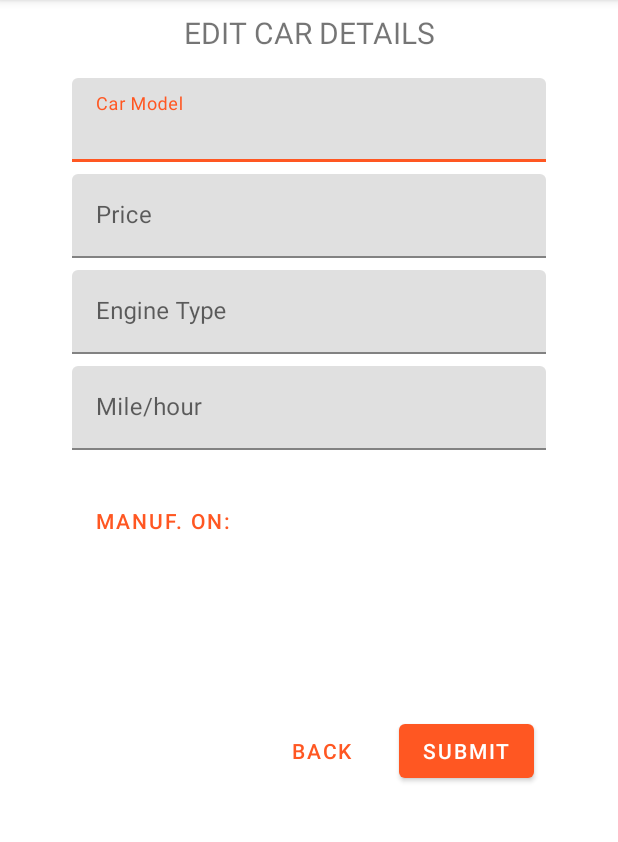
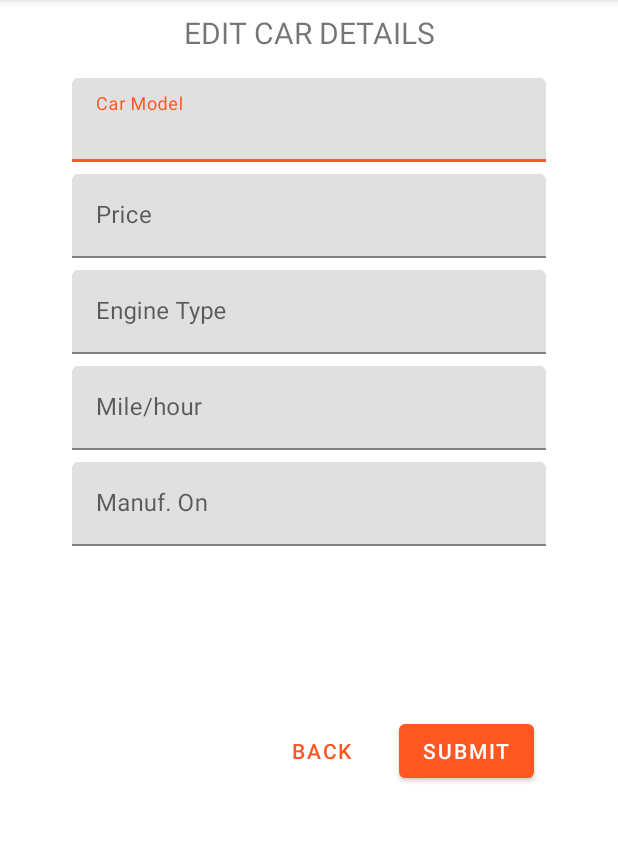
Before and after one commit to bethelhall/auto-manager, an Android app: the fragment EditCarFragment shown on its own in the app's theme, on a phone screen of 412 x 824 dp, the part 84-926 px from its top. Run offline under Robolectric (Android 15) with nearby library versions, the phone set to English and light mode, and no system bars; our stand-ins replace data binding; libraries missing offline, so code that uses them is left out: com.jakewharton.retrofit2, data.local; 5 statements that could not run were skipped.

Commit message:
Editing improved

```diff
--- a/app/src/main/java/data/remote/ServiceBuilder.kt
+++ b/app/src/main/java/data/remote/ServiceBuilder.kt
@@ -3,18 +3,17 @@ package data.remote
 
 import com.jakewharton.retrofit2.adapter.kotlin.coroutines.CoroutineCallAdapterFactory
 import retrofit2.Retrofit
-import retrofit2.adapter.rxjava2.RxJava2CallAdapterFactory
 import retrofit2.converter.gson.GsonConverterFactory
 
 class ServiceBuilder {
 
     companion object {
         private val retrofit = Retrofit.Builder()
-
-            .baseUrl("http://10.5.231.11:8080/")
+            .baseUrl("http://192.168.0.105:8080/")
             .addConverterFactory(GsonConverterFactory.create())
             .addCallAdapterFactory(CoroutineCallAdapterFactory())
             .build()
+
         fun <S> buildService(serviceType: Class<S>): S {
             return retrofit.create(serviceType)
         }
--- a/app/src/main/res/layout/activity_main.xml
+++ b/app/src/main/res/layout/activity_main.xml
@@ -32,7 +32,7 @@
         android:layout_width="0dp"
         android:layout_height="61dp"
         android:layout_gravity="bottom"
-        app:itemIconTint="@android:color/white"
+        app:itemIconTint="#E64A19"
         app:itemTextColor="@android:color/white"
         app:layout_constraintBottom_toBottomOf="parent"
         app:layout_constraintEnd_toEndOf="parent"
--- a/app/src/main/res/layout/fragment_edit_car.xml
+++ b/app/src/main/res/layout/fragment_edit_car.xml
@@ -115,40 +115,6 @@
         </com.google.android.material.textfield.TextInputLayout>
 
 
-        <com.google.android.material.button.MaterialButton
-            android:id="@+id/pickdateEdit_btn"
-            style="@style/Widget.MaterialComponents.Button.TextButton"
-            android:layout_width="wrap_content"
-            android:layout_height="wrap_content"
-            android:layout_marginStart="16dp"
-            android:layout_marginTop="8dp"
-            android:layout_marginBottom="8dp"
-            android:text="@string/pick_date"
-            app:layout_constraintBottom_toTopOf="@+id/guideline3"
-            app:layout_constraintStart_toStartOf="@+id/guideline"
-            app:layout_constraintTop_toBottomOf="@+id/textInputLayout4"
-            app:layout_constraintVertical_bias="0.458" />
-
-        <TextView
-            android:id="@+id/manufacture_date"
-            android:layout_width="0dp"
-            android:layout_height="48dp"
-            android:layout_gravity="center_horizontal"
-            android:layout_marginStart="8dp"
-
-            android:layout_marginTop="8dp"
-            android:layout_marginEnd="8dp"
-            android:layout_marginBottom="8dp"
-            android:paddingTop="9dp"
-            android:textAlignment="center"
-            android:textAllCaps="true"
-            android:textSize="14sp"
-            app:layout_constraintBottom_toTopOf="@+id/guideline3"
-            app:layout_constraintEnd_toStartOf="@+id/guideline2"
-            app:layout_constraintStart_toEndOf="@+id/pickdateEdit_btn"
-            app:layout_constraintTop_toBottomOf="@+id/textInputLayout4"
-            app:layout_constraintVertical_bias="0.463" />
-
         <com.google.android.material.textfield.TextInputLayout
             android:id="@+id/textInputLayout5"
             android:layout_width="0dp"
@@ -165,6 +131,29 @@
 
             <com.google.android.material.textfield.TextInputEditText
                 android:id="@+id/distance_coverageEdit_editText"
+                android:layout_width="match_parent"
+                android:layout_height="wrap_content"
+                android:inputType="text"
+                android:maxLines="1"
+                />
+        </com.google.android.material.textfield.TextInputLayout>
+
+        <com.google.android.material.textfield.TextInputLayout
+            android:id="@+id/textInputLayout6"
+            android:layout_width="0dp"
+            android:layout_height="wrap_content"
+            android:layout_marginStart="8dp"
+            android:layout_marginLeft="8dp"
+            android:layout_marginTop="8dp"
+            android:layout_marginEnd="8dp"
+            android:layout_marginRight="8dp"
+            android:hint="Manuf. On"
+            app:layout_constraintEnd_toStartOf="@+id/guideline2"
+            app:layout_constraintStart_toStartOf="@+id/guideline"
+            app:layout_constraintTop_toBottomOf="@+id/textInputLayout5">
+
+            <com.google.android.material.textfield.TextInputEditText
+                android:id="@+id/manufEditDate"
                 android:layout_width="match_parent"
                 android:layout_height="wrap_content"
                 android:inputType="text"
```
Also changed, not shown: app/src/main/java/adapter/CarRecyclerAdapter.kt (+10 -0 lines), app/src/main/java/com/example/beheer/viewmodel/CarViewModel.kt (+0 -13 lines), app/src/main/java/data/model/Car.kt (+5 -5 lines), app/src/main/java/view/CarDetailFragment.kt (+13 -0 lines), app/src/main/java/view/DisplayCarFragment.kt (+13 -5 lines), app/src/main/java/view/EditCarFragment.kt (+29 -4 lines), app/src/main/java/view/LoginFragment.kt (+21 -12 lines), app/src/main/java/view/RegisterFragment.kt (+11 -0 lines), app/src/main/res/layout/fragment_login.xml (+19 -0 lines), app/src/main/res/layout/fragment_registration.xml (+24 -1 lines), app/src/main/res/layout/manage_layout.xml (+23 -0 lines).
